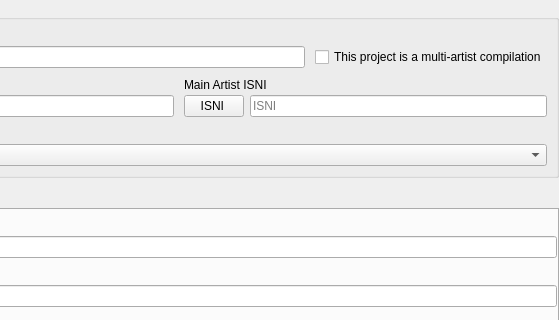
Iconoclasteinc/tgit, file resources/ui/album_page.ui: the form before one commit; both pictures show x 559 to 1118 and y 0 to 320 of the 1118 by 690 pixel window.
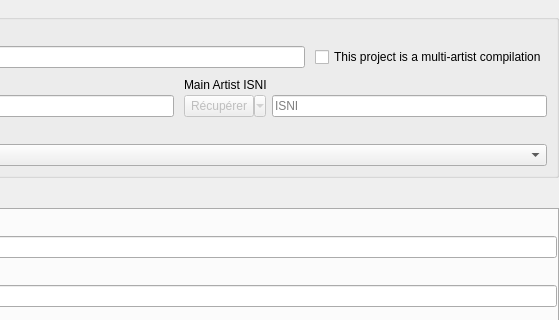
The form after the commit. Icons and pictures are not drawn. Custom widgets are drawn as their Qt base class.

Commit message: Make fetching the ISNI the default action of the main artist ISNI button.

```diff
--- a/resources/ui/album_page.ui
+++ b/resources/ui/album_page.ui
@@ -221,9 +221,12 @@
             </property>
             <item>
              <widget class="QToolButton" name="_main_artist_isni_actions_button">
+              <property name="enabled">
+               <bool>false</bool>
+              </property>
               <property name="minimumSize">
                <size>
-                <width>60</width>
+                <width>0</width>
                 <height>22</height>
                </size>
               </property>
@@ -234,20 +237,14 @@
                <enum>Qt::StrongFocus</enum>
               </property>
               <property name="text">
-               <string>ISNI </string>
+               <string>Récupérer</string>
               </property>
               <property name="popupMode">
-               <enum>QToolButton::InstantPopup</enum>
+               <enum>QToolButton::MenuButtonPopup</enum>
               </property>
               <property name="toolButtonStyle">
                <enum>Qt::ToolButtonTextOnly</enum>
               </property>
-              <property name="autoRaise">
-               <bool>false</bool>
-              </property>
-              <property name="arrowType">
-               <enum>Qt::DownArrow</enum>
-              </property>
              </widget>
             </item>
             <item>
```
Left out of the diff: 11 changed lines with no effect on the pictures. The commit also changes 5 other files.
